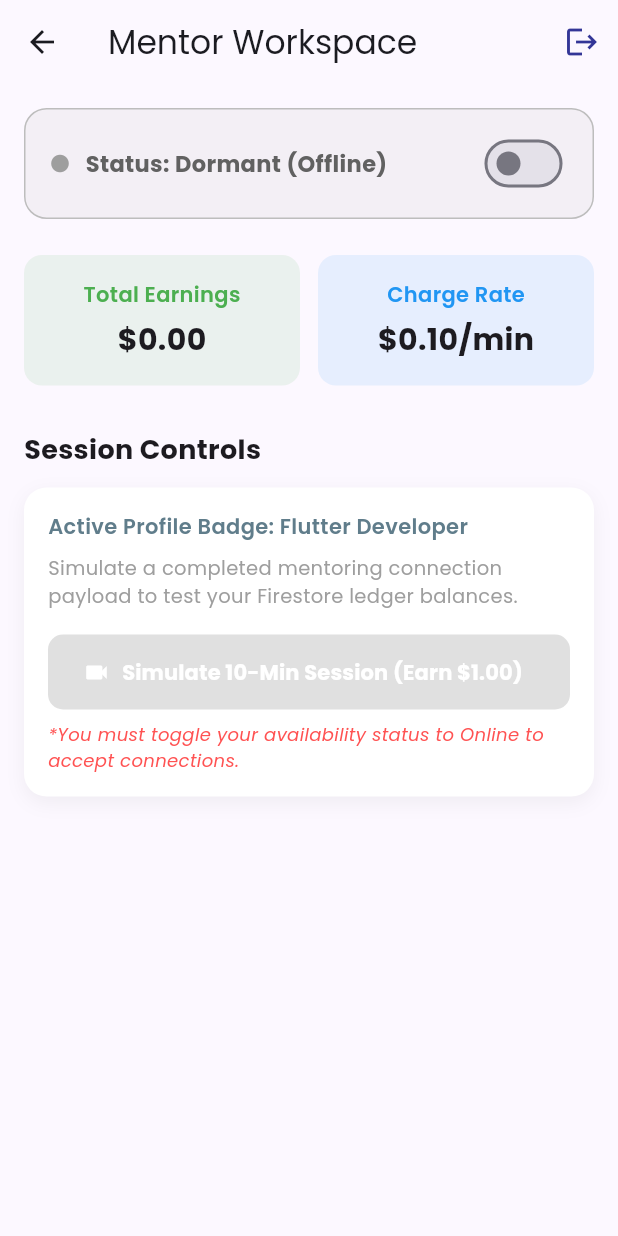
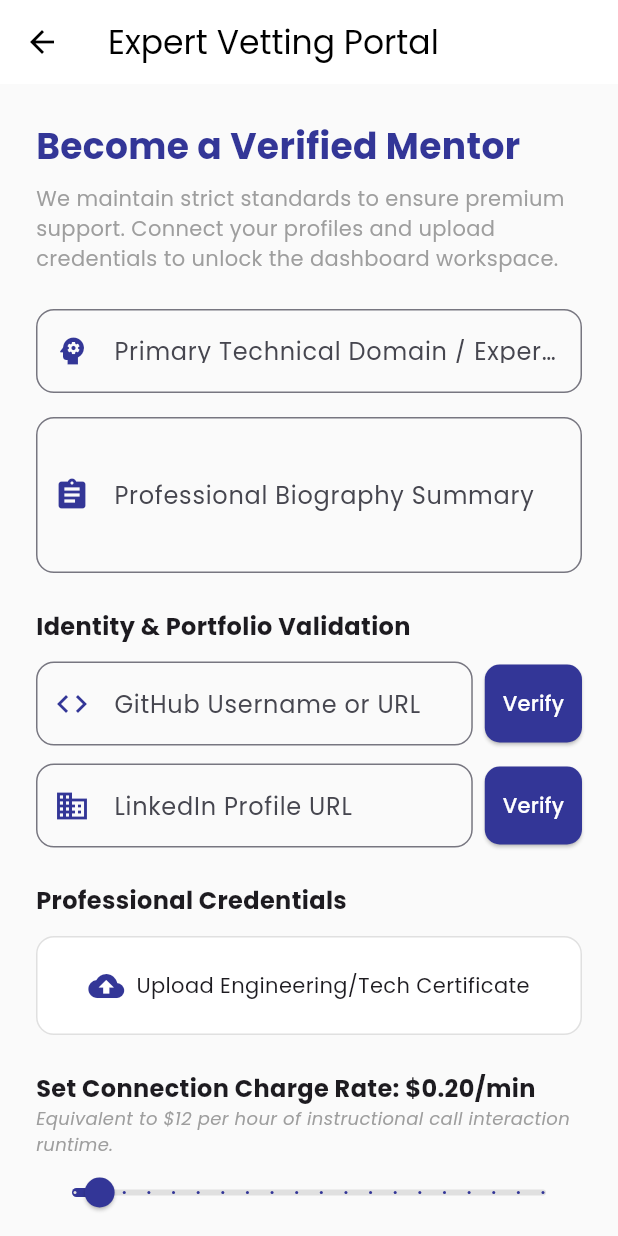
Before and after one commit to Lawsoft2029/MentorLink, a Flutter app: the screen it shows after launch, after a tap on "I want to Mentor", on a phone screen of 412 x 824 dp. Run offline on Flutter 3.47's test engine with Material 3 defaults, Android fonts, the phone set to English and light mode, and no system bars; our stand-ins replace cloud_firestore, file_picker, firebase_auth, firebase_core, flutter_highlight, flutter_riverpod and 2 more; missing offline and left inert: agora_rtc_engine, code_text_field, highlight; accounts and stored records are empty.

Commit message:
feat(mentor): add onboarding verification screen with portfolio quality gates and rate slider

```diff
--- a/lib/features/auth/presentation/welcome_screen.dart
+++ b/lib/features/auth/presentation/welcome_screen.dart
@@ -1,7 +1,6 @@
 import 'package:flutter/material.dart';
-import 'package:mentorlinks_app_project/features/mentor/presentaion/mentor_dashboard.dart';
+import 'package:mentorlinks_app_project/features/mentor/presentaion/mentor_registration_screen.dart';
 import 'mentee_auth_screen.dart';
-// FIXED: Linked relative package route pointing to the new features track
 
 class WelcomeScreen extends StatelessWidget {
   const WelcomeScreen({super.key});
@@ -87,11 +86,11 @@ class WelcomeScreen extends StatelessWidget {
                 height: 60,
                 child: OutlinedButton(
                   onPressed: () {
-                    // FIXED: Replaced placeholder alerts with direct push link to our Mentor Dashboard workspace
+                    // UPDATED: Routes directly to the high-quality vetting gate checkpoint
                     Navigator.push(
                       context,
                       MaterialPageRoute(
-                        builder: (context) => const MentorDashboard(),
+                        builder: (context) => const MentorRegistrationScreen(),
                       ),
                     );
                   },
--- /dev/null
+++ b/lib/features/mentor/presentaion/mentor_registration_screen.dart
@@ -0,0 +1,312 @@
+import 'package:flutter/material.dart';
+import 'package:firebase_auth/firebase_auth.dart';
+import 'package:cloud_firestore/cloud_firestore.dart';
+import 'mentor_dashboard.dart';
+
+class MentorRegistrationScreen extends StatefulWidget {
+  const MentorRegistrationScreen({super.key});
+
+  @override
+  State<MentorRegistrationScreen> createState() => _MentorRegistrationScreenState();
+}
+
+class _MentorRegistrationScreenState extends State<MentorRegistrationScreen> {
+  final _formKey = GlobalKey<FormState>();
+
+  // Controllers for text fields
+  final _expertiseController = TextEditingController();
+  final _bioController = TextEditingController();
+  final _githubController = TextEditingController();
+  final _linkedinController = TextEditingController();
+
+  // State Management properties for our quality check gates
+  double _chargeRatePerMin = 0.20; // Default dynamic setting
+  bool _isGithubVerified = false;
+  bool _isLinkedinVerified = false;
+  bool _hasUploadedCert = false;
+  bool _agreedToTerms = false;
+  bool _isLoading = false;
+
+  @override
+  void dispose() {
+    _expertiseController.dispose();
+    _bioController.dispose();
+    _githubController.dispose();
+    _linkedinController.dispose();
+    super.dispose();
+  }
+
+  // Verification simulation functions
+  void _verifyGitHub() {
+    if (_githubController.text.trim().isEmpty) return;
+    setState(() => _isLoading = true);
+    Future.delayed(const Duration(seconds: 2), () {
+      setState(() {
+        _isGithubVerified = true;
+        _isLoading = false;
+      });
+    });
+  }
+
+  void _verifyLinkedIn() {
+    if (_linkedinController.text.trim().isEmpty) return;
+    setState(() => _isLoading = true);
+    Future.delayed(const Duration(seconds: 2), () {
+      setState(() {
+        _isLinkedinVerified = true;
+        _isLoading = false;
+      });
+    });
+  }
+
+  void _simulateCertUpload() {
+    setState(() => _isLoading = true);
+    Future.delayed(const Duration(seconds: 1).abs(), () {
+      setState(() {
+        _hasUploadedCert = true;
+        _isLoading = false;
+      });
+    });
+  }
+
+  // Submission pipeline targeting our Firestore architecture
+  Future<void> _submitRegistrationPortfolio() async {
+    if (!_formKey.currentState!.validate() || !_isGithubVerified || !_isLinkedinVerified || !_hasUploadedCert || !_agreedToTerms) {
+      ScaffoldMessenger.of(context).showSnackBar(
+        const SnackBar(
+          backgroundColor: Colors.redAccent,
+          content: Text("Please satisfy all 4 Quality Gate layers before submission."),
+        ),
+      );
+      return;
+    }
+
+    setState(() => _isLoading = true);
+    final uid = FirebaseAuth.instance.currentUser?.uid;
+
+    if (uid != null) {
+      try {
+        await FirebaseFirestore.instance.collection('users').doc(uid).set({
+          'role': 'mentor',
+          'expertiseTag': _expertiseController.text.trim(),
+          'bio': _bioController.text.trim(),
+          'githubUrl': _githubController.text.trim(),
+          'linkedinUrl': _linkedinController.text.trim(),
+          'connectionRatePerMin': _chargeRatePerMin,
+          'mentorEarningsUSD': 0.00,
+          'isApproved': true, // Auto-approved for development sandbox
+          'isOnline': false,
+          'submittedAt': FieldValue.serverTimestamp(),
+        }, SetOptions(merge: true));
+
+        if (mounted) {
+          Navigator.pushReplacement(
+            context,
+            MaterialPageRoute(builder: (context) => const MentorDashboard()),
+          );
+        }
+      } catch (e) {
+        if (mounted) {
+          ScaffoldMessenger.of(context).showSnackBar(
+            SnackBar(content: Text("Submission Error: $e")),
+          );
+        }
+      } finally {
+        if (mounted) setState(() => _isLoading = false);
+      }
+    }
+  }
+
+  @override
+  Widget build(BuildContext context) {
+    const primaryColor = Color(0xFF333697);
+
+    return Scaffold(
+      backgroundColor: Colors.grey.shade50,
+      appBar: AppBar(
+        title: const Text('Expert Vetting Portal'),
+        backgroundColor: Colors.white,
+        foregroundColor: Colors.black,
+        elevation: 0,
+      ),
+      body: _isLoading
+          ? const Center(child: CircularProgressIndicator(color: primaryColor))
+          : SingleChildScrollView(
+              padding: const EdgeInsets.all(24.0),
+              child: Form(
+                key: _formKey,
+                child: Column(
+                  crossAxisAlignment: CrossAxisAlignment.start,
+                  children: [
+                    const Text(
+                      "Become a Verified Mentor",
+                      style: TextStyle(fontSize: 24, fontWeight: FontWeight.bold, color: primaryColor),
+                    ),
+                    const SizedBox(height: 8),
+                    const Text(
+                      "We maintain strict standards to ensure premium support. Connect your profiles and upload credentials to unlock the dashboard workspace.",
+                      style: TextStyle(fontSize: 14, color: Colors.grey),
+                    ),
+                    const SizedBox(height: 24),
+
+                    // --- FIELD 1: CORE EXPERTISE ---
+                    TextFormField(
+                      controller: _expertiseController,
+                      decoration: InputDecoration(
+                        labelText: "Primary Technical Domain / Expertise",
+                        hintText: "e.g., Flutter Developer, PLC Systems Engineer",
+                        border: OutlineInputBorder(borderRadius: BorderRadius.circular(12)),
+                        prefixIcon: const Icon(Icons.psychology, color: primaryColor),
+                      ),
+                      validator: (value) => value!.isEmpty ? "Enter your domain focus" : null,
+                    ),
+                    const SizedBox(height: 16),
+
+                    // --- FIELD 2: BIO ---
+                    TextFormField(
+                      controller: _bioController,
+                      maxLines: 3,
+                      decoration: InputDecoration(
+                        labelText: "Professional Biography Summary",
+                        hintText: "Briefly explain your field track record...",
+                        border: OutlineInputBorder(borderRadius: BorderRadius.circular(12)),
+                        prefixIcon: const Icon(Icons.assignment, color: primaryColor),
+                      ),
+                      validator: (value) => value!.isEmpty ? "Please write a brief background description" : null,
+                    ),
+                    const SizedBox(height: 24),
+
+                    // --- LAYER 1 & 2: GITHUB & LINKEDIN PORTFOLIO GATES ---
+                    const Text("Identity & Portfolio Validation", style: TextStyle(fontSize: 16, fontWeight: FontWeight.bold)),
+                    const SizedBox(height: 12),
+
+                    _verificationRow(
+                      controller: _githubController,
+                      hint: "GitHub Username or URL",
+                      isVerified: _isGithubVerified,
+                      onVerifyPressed: _verifyGitHub,
+                      icon: Icons.code,
+                    ),
+                    const SizedBox(height: 12),
+                    _verificationRow(
+                      controller: _linkedinController,
+                      hint: "LinkedIn Profile URL",
+                      isVerified: _isLinkedinVerified,
+                      onVerifyPressed: _verifyLinkedIn,
+                      icon: Icons.business,
+                    ),
+                    const SizedBox(height: 24),
+
+                    // --- LAYER 3: CERTIFICATION ARCHIVE UPLOAD ---
+                    const Text("Professional Credentials", style: TextStyle(fontSize: 16, fontWeight: FontWeight.bold)),
+                    const SizedBox(height: 12),
+                    InkWell(
+                      onTap: _simulateCertUpload,
+                      child: Container(
+                        width: double.infinity,
+                        padding: const EdgeInsets.symmetric(vertical: 20, horizontal: 16),
+                        decoration: BoxDecoration(
+                          color: _hasUploadedCert ? Colors.greenAccent.withValues(alpha: 0.1) : Colors.white,
+                          borderRadius: BorderRadius.circular(12),
+                          border: Border.all(color: _hasUploadedCert ? Colors.green : Colors.grey.shade300, style: BorderStyle.solid),
+                        ),
+                        child: Row(
+                          mainAxisAlignment: MainAxisAlignment.center,
+                          children: _hasUploadedCert
+                              ? [const Icon(Icons.check_circle, color: Colors.green), const SizedBox(width: 8), const Text("Credential Sheet Verified (.PDF)", style: TextStyle(fontWeight: FontWeight.bold, color: Colors.green))]
+                              : [const Icon(Icons.cloud_upload, color: primaryColor), const SizedBox(width: 8), const Text("Upload Engineering/Tech Certificate")],
+                        ),
+                      ),
+                    ),
+                    const SizedBox(height: 24),
+
+                    // --- LAYER 4: OPTION B PRICE RATE CONFIGURATION SLIDER ---
+                    Text(
+                      "Set Connection Charge Rate: \$${_chargeRatePerMin.toStringAsFixed(2)}/min",
+                      style: const TextStyle(fontSize: 16, fontWeight: FontWeight.bold),
+                    ),
+                    Text(
+                      "Equivalent to \$${(_chargeRatePerMin * 60).toStringAsFixed(0)} per hour of instructional call interaction runtime.",
+                      style: const TextStyle(fontSize: 12, color: Colors.grey, fontStyle: FontStyle.italic),
+                    ),
+                    Slider(
+                      value: _chargeRatePerMin,
+                      min: 0.10,
+                      max: 2.00,
+                      divisions: 19,
+                      activeColor: primaryColor,
+                      inactiveColor: Colors.grey.shade300,
+                      label: "\$${_chargeRatePerMin.toStringAsFixed(2)}/min",
+                      onChanged: (val) => setState(() => _chargeRatePerMin = val),
+                    ),
+                    const SizedBox(height: 16),
+
+                    // --- ESCROW HANDSHAKE COMPLIANCE CHECKBOX ---
+                    CheckboxListTile(
+                      title: const Text("Handshake Billing Agreement", style: TextStyle(fontSize: 14, fontWeight: FontWeight.w600)),
+                      subtitle: const Text("I agree that billing only accumulates when both parties actively accept an established session connection document.", style: TextStyle(fontSize: 12)),
+                      value: _agreedToTerms,
+                      activeColor: primaryColor,
+                      onChanged: (val) => setState(() => _agreedToTerms = val ?? false),
+                      controlAffinity: ListTileControlAffinity.leading,
+                      contentPadding: EdgeInsets.zero,
+                    ),
+                    const SizedBox(height: 32),
+
+                    // --- VALIDATION SUBMIT ACTION PORTAL ---
+                    SizedBox(
+                      width: double.infinity,
+                      height: 55,
+                      child: ElevatedButton(
+                        onPressed: _submitRegistrationPortfolio,
+                        style: ElevatedButton.styleFrom(
+                          backgroundColor: primaryColor,
+                          shape: RoundedRectangleBorder(borderRadius: BorderRadius.circular(12)),
+                        ),
+                        child: const Text("Submit Professional Profile", style: TextStyle(color: Colors.white, fontSize: 16, fontWeight: FontWeight.bold)),
+                      ),
+                    ),
+                  ],
+                ),
+              ),
+            ),
+    );
+  }
+
+  Widget _verificationRow({
+    required TextEditingController controller,
+    required String hint,
+    required bool isVerified,
+    required VoidCallback onVerifyPressed,
+    required IconData icon,
+  }) {
+    return Row(
+      children: [
+        Expanded(
+          child: TextFormField(
+            controller: controller,
+            enabled: !isVerified,
+            decoration: InputDecoration(
+              hintText: hint,
+              border: OutlineInputBorder(borderRadius: BorderRadius.circular(12)),
+              prefixIcon: Icon(icon, color: const Color(0xFF333697)),
+            ),
+          ),
+        ),
+        const SizedBox(width: 8),
+        ElevatedButton(
+          onPressed: isVerified ? null : onVerifyPressed,
+          style: ElevatedButton.styleFrom(
+            backgroundColor: isVerified ? Colors.green : const Color(0xFF333697),
+            foregroundColor: Colors.white,
+            disabledBackgroundColor: Colors.green.shade600,
+            disabledForegroundColor: Colors.white,
+            shape: RoundedRectangleBorder(borderRadius: BorderRadius.circular(10)),
+            padding: const EdgeInsets.symmetric(vertical: 16, horizontal: 12),
+          ),
+          child: isVerified ? const Icon(Icons.check) : const Text("Verify"),
+        ),
+      ],
+    );
+  }
+}
```
